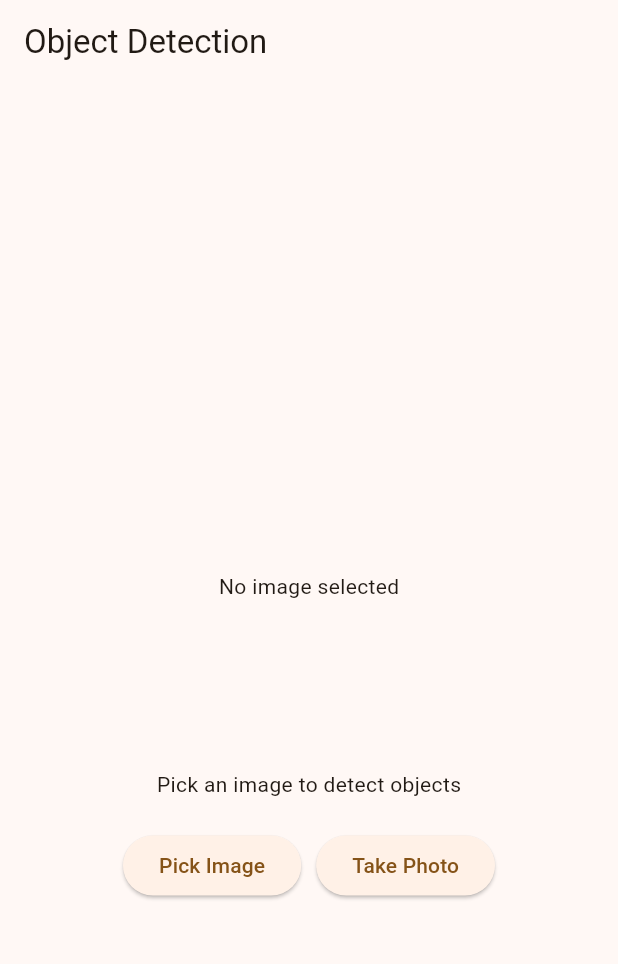
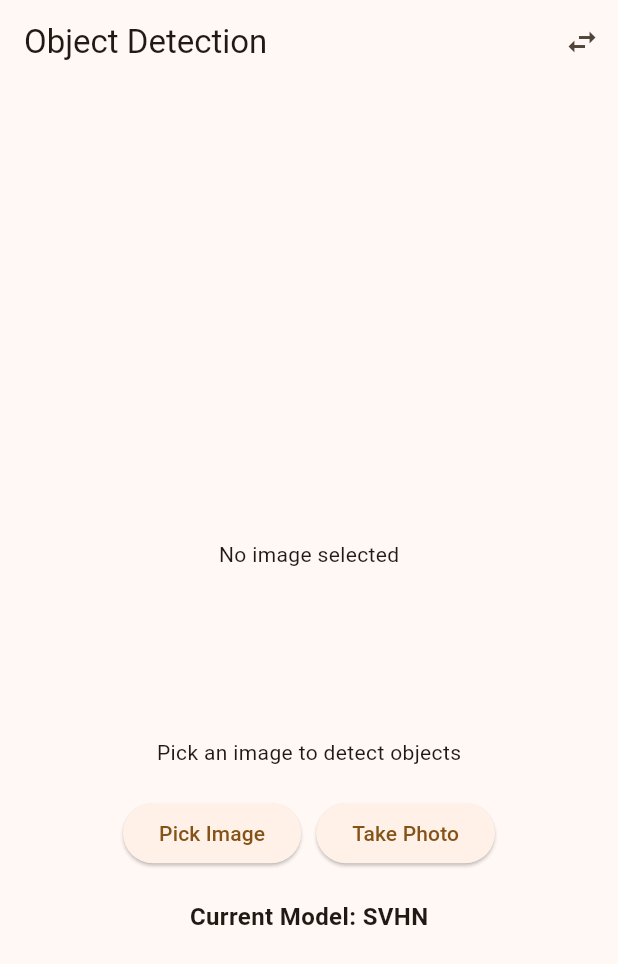
Before and after one commit to North0n/mo-detection, a Flutter app: the screen it shows after launch, on a phone screen of 412 x 824 dp. Shown: the top 964 px of the screen. Run offline on Flutter 3.47's test engine with Material 3 defaults, Android fonts, the phone set to English and light mode, and no system bars; our stand-ins replace image_picker; missing offline and left inert: tflite_flutter.

Commit message:
add model switching

```diff
--- a/lib/main.dart
+++ b/lib/main.dart
@@ -31,13 +31,18 @@ class HomeScreen extends StatefulWidget {
 }
 
 class _HomeScreenState extends State<HomeScreen> {
-  final ObjectDetector detector = ObjectDetector(0.25, 0.45, 'assets/models/svhn.tflite');
+  static const String svhnModel = 'assets/models/svhn.tflite';
+  static const String mnistModel = 'assets/models/mnist.tflite';
+
+  late ObjectDetector detector;
   File? _image;
   Uint8List? _processedImage;
+  bool isSvhnModel = true;
 
   @override
   void initState() {
     super.initState();
+    detector = ObjectDetector(0.25, 0.45, svhnModel);
     detector.initialize().then((_) {
       setState(() {});
     });
@@ -77,10 +82,29 @@ class _HomeScreenState extends State<HomeScreen> {
     });
   }
 
+  void _toggleModel() {
+    setState(() {
+      isSvhnModel = !isSvhnModel;
+      _image = null;
+      _processedImage = null;
+      detector = ObjectDetector(0.25, 0.45, isSvhnModel ? svhnModel : mnistModel);
+      detector.initialize();
+    });
+  }
+
   @override
   Widget build(BuildContext context) {
     return Scaffold(
-      appBar: AppBar(title: Text('Object Detection')),
+      appBar: AppBar(
+        title: Text('Object Detection'),
+        actions: [
+          IconButton(
+            icon: Icon(Icons.swap_horiz),
+            onPressed: _toggleModel,
+            tooltip: 'Switch Model',
+          ),
+        ],
+      ),
       body: Center(
         child: Column(
           mainAxisAlignment: MainAxisAlignment.center,
@@ -116,6 +140,11 @@ class _HomeScreenState extends State<HomeScreen> {
                 ),
               ],
             ),
+            SizedBox(height: 20),
+            Text(
+              "Current Model: ${isSvhnModel ? "SVHN" : "MNIST"}",
+              style: TextStyle(fontSize: 16, fontWeight: FontWeight.bold),
+            ),
           ],
         ),
       ),
```
Lines whose indentation alone changed are shown as unchanged.
